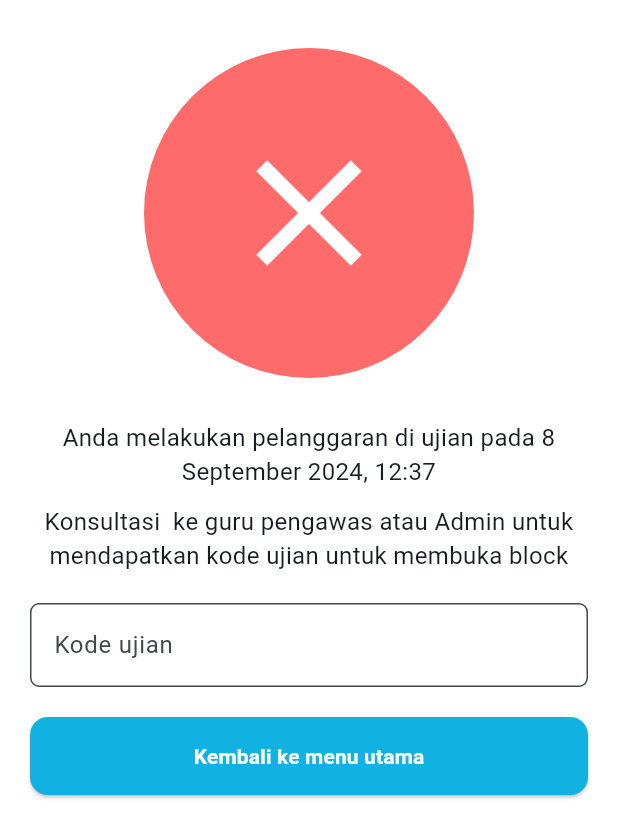
After one commit to sidqiarasyid/cbt_app, a Flutter app: the QuizBlockedPage screen opened directly, on a phone screen of 412 x 824 dp. The commit adds this screen. Shown: the top 838 px of the screen. Run offline on Flutter 3.47's test engine with Material 3 defaults, Android fonts, the phone set to English and light mode, and no system bars.

```diff
--- /dev/null
+++ b/lib/pages/quiz_blocked_page.dart
@@ -0,0 +1,91 @@
+import 'package:cbt_app/main.dart';
+import 'package:cbt_app/style/style.dart';
+import 'package:flutter/material.dart';
+
+class QuizBlockedPage extends StatefulWidget {
+  const QuizBlockedPage({super.key});
+
+  @override
+  State<QuizBlockedPage> createState() => _QuizBlockedPageState();
+}
+
+class _QuizBlockedPageState extends State<QuizBlockedPage> {
+  @override
+  Widget build(BuildContext context) {
+    return Scaffold(
+      backgroundColor: ColorsApp.secondaryColor,
+      body: SafeArea(
+        child: Padding(
+          padding: const EdgeInsets.symmetric(horizontal: 20, vertical: 24),
+          child: Column(
+            crossAxisAlignment: CrossAxisAlignment.center,
+            children: [
+              const SizedBox(height: 8),
+              Center(
+                child: Container(
+                  width: 220,
+                  height: 220,
+                  decoration: const BoxDecoration(
+                    color: Color(0xffFF6B6B),
+                    shape: BoxShape.circle,
+                  ),
+                  child: const Center(
+                    child: Icon(Icons.close, color: Colors.white, size: 120),
+                  ),
+                ),
+              ),
+              const SizedBox(height: 28),
+              Text(
+                'Anda melakukan pelanggaran di ujian pada 8 September 2024, 12:37',
+                textAlign: TextAlign.center,
+                style: const TextStyle(fontSize: 16),
+              ),
+              SizedBox(height: 10,),
+              Text(
+                'Konsultasi  ke guru pengawas atau Admin untuk mendapatkan kode ujian untuk membuka block',
+                textAlign: TextAlign.center,
+                style: const TextStyle(fontSize: 16),
+              ),
+              SizedBox(height: 20,),
+              TextField(
+                decoration: InputDecoration(
+                  hintText: 'Kode ujian',
+                  border: OutlineInputBorder(
+                      borderRadius: BorderRadius.circular(6),
+                    ),
+                    filled: true,
+                    fillColor: ColorsApp.secondaryColor,
+                ),
+              ),
+              SizedBox(height: 20,),
+              SizedBox(
+                width: double.infinity,
+                height: 52,
+                child: ElevatedButton(
+                  style: ElevatedButton.styleFrom(
+                    backgroundColor: ColorsApp.primaryColor,
+                    foregroundColor: Colors.white,
+                    shape: RoundedRectangleBorder(
+                      borderRadius: BorderRadius.circular(12),
+                    ),
+                  ),
+                  onPressed: () {
+                    Navigator.of(context).pushAndRemoveUntil(
+                      MaterialPageRoute(builder: (_) => MyHomePage()),
+                      (route) => false,
+                    );
+                  },
+                  child: const Text(
+                    'Kembali ke menu utama',
+                    style: TextStyle(fontWeight: FontWeight.w600),
+                  ),
+                ),
+              ),
+              const SizedBox(height: 12),
+            ],
+          ),
+        ),
+      ),
+    );
+  }
+}
--- a/lib/pages/quiz_end_page.dart
+++ b/lib/pages/quiz_end_page.dart
@@ -32,8 +32,6 @@ class QuizEndPage extends StatelessWidget {
   Widget build(BuildContext context) {
     final now = submittedAt ?? DateTime.now();
     final title = '${ujian.type} - ${ujian.subject}';
-
-
     return Scaffold(
       backgroundColor: ColorsApp.secondaryColor,
       appBar: AppBar(
--- a/lib/pages/quiz_page.dart
+++ b/lib/pages/quiz_page.dart
@@ -1,5 +1,6 @@
 import 'package:cbt_app/model/QuizModel.dart';
 import 'package:cbt_app/model/UjianModel.dart';
+import 'package:cbt_app/pages/quiz_blocked_page.dart';
 import 'package:cbt_app/pages/quiz_end_page.dart';
 import 'package:cbt_app/pages/quiz_essay_page.dart';
 import 'package:cbt_app/pages/quiz_picker.dart';
@@ -109,6 +110,9 @@ class _QuizPageState extends State<QuizPage> {
                           fontWeight: FontWeight.bold,
                         ),
                       ),
+                      IconButton(onPressed: (){
+                        Navigator.push(context, MaterialPageRoute(builder: (context) => QuizBlockedPage(),));
+                      }, icon: Icon(Icons.cancel,), iconSize: 30,)
                     ],
                   ),
                   Row(
```
